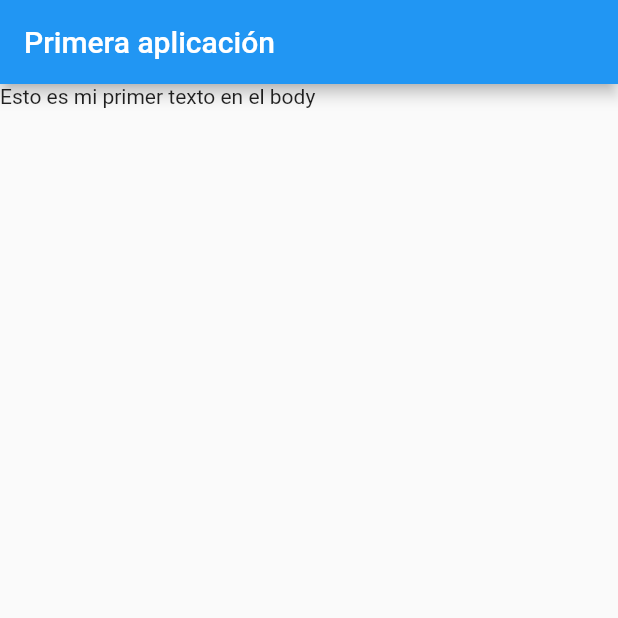
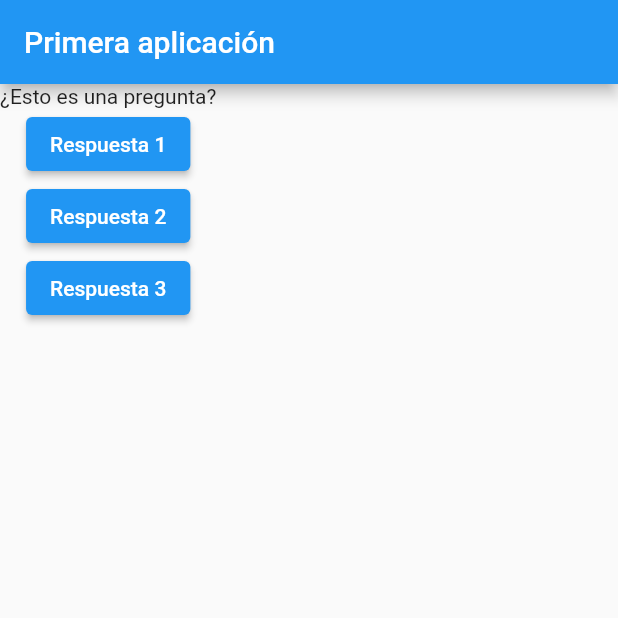
Before and after one commit to julioantonio12/flutter-app, a Flutter app: the screen it shows after launch, on a phone screen of 412 x 824 dp, the top half of it. Run offline on Flutter 3.47's test engine with Material 2 defaults, Android fonts, the phone set to English and light mode, and no system bars.

Commit message:
Log when user press a button

```diff
--- a/lib/main.dart
+++ b/lib/main.dart
@@ -7,6 +7,10 @@ import 'package:flutter/material.dart';
 void main() => runApp(MyApp());
 
 class MyApp extends StatelessWidget {
+  void answerQuestion() {
+    print("Respuesta seleccionada.");
+  }
+
   @override
   Widget build(BuildContext context) {
     return MaterialApp(
@@ -14,7 +18,24 @@ class MyApp extends StatelessWidget {
         appBar: AppBar(
           title: Text("Primera aplicación"),
         ),
-        body: Text("Esto es mi primer texto en el body"),
+        body: Column(children: [
+          Text("¿Esto es una pregunta?"),
+          // RaisedButton()
+          ElevatedButton(
+            child: Text("Respuesta 1"),
+            onPressed: answerQuestion,
+          ),
+          ElevatedButton(
+            child: Text("Respuesta 2"),
+            onPressed: () => print("Respuesta 2 escogida"),
+          ),
+          ElevatedButton(
+            child: Text("Respuesta 3"),
+            onPressed: () {
+              print("Respuesta 3 escogida.");
+            },
+          ),
+        ]),
       ),
     );
   }
```
